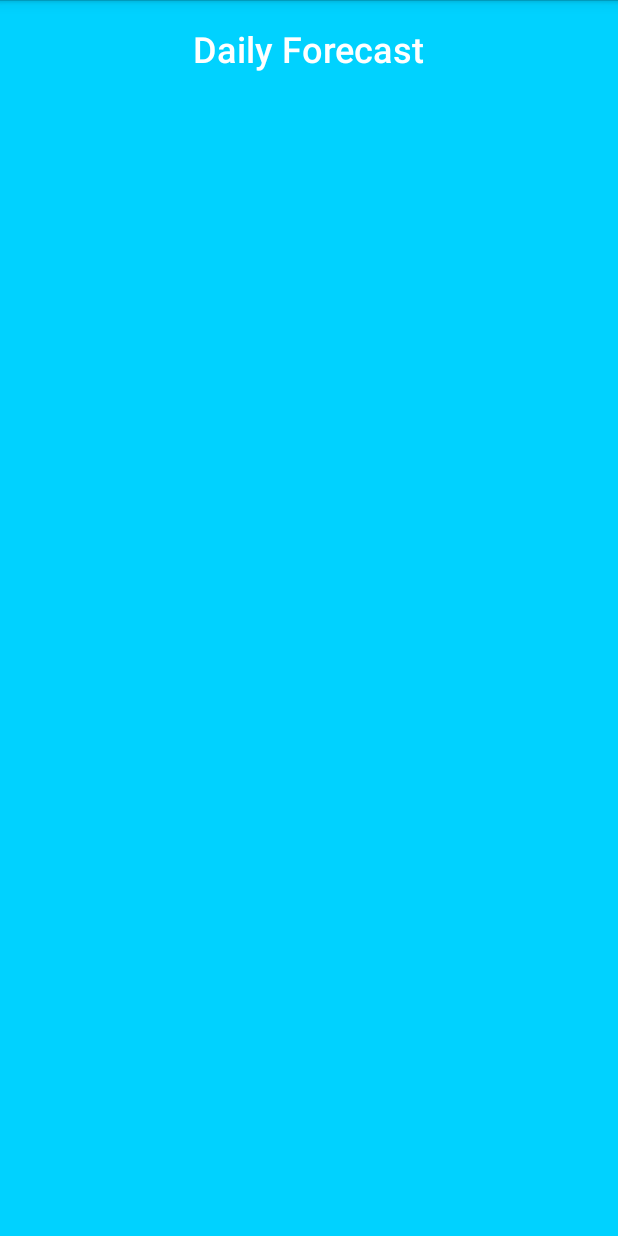
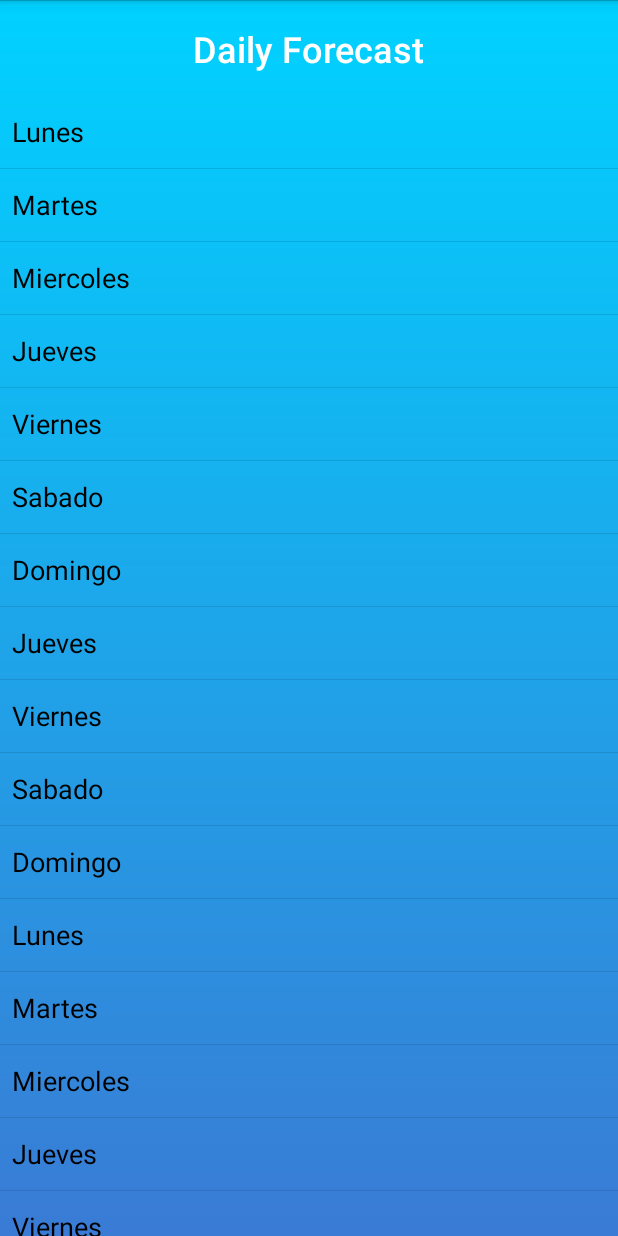
Before and after one commit to JesusJaimeCano/ColorWeather, an Android app: the DailyWeatherActivity screen opened directly, with no data from a screen before it, on a phone screen of 412 x 824 dp. Run offline under Robolectric (Android 15) with nearby library versions, the phone set to English and light mode, and no system bars; network calls fail.

```diff
--- a/app/build.gradle
+++ b/app/build.gradle
@@ -29,5 +29,4 @@ dependencies {
     compile 'com.jakewharton:butterknife:8.8.1'
     annotationProcessor 'com.jakewharton:butterknife-compiler:8.8.1'
     compile 'com.android.volley:volley:1.0.0'
-
 }
--- a/app/src/main/java/com/example/jesus/colorweather/DailyWeatherActivity.java
+++ b/app/src/main/java/com/example/jesus/colorweather/DailyWeatherActivity.java
@@ -1,13 +1,45 @@
 package com.example.jesus.colorweather;
 
 import android.app.Activity;
+import android.app.ListActivity;
 import android.os.Bundle;
+import android.widget.ArrayAdapter;
 
-public class DailyWeatherActivity extends Activity {
+import java.util.ArrayList;
+
+public class DailyWeatherActivity extends ListActivity {
 
     @Override
     protected void onCreate(Bundle savedInstanceState) {
         super.onCreate(savedInstanceState);
         setContentView(R.layout.activity_daily_weather);
+
+        ArrayList<String> dayArray =  new ArrayList<String>();
+        dayArray.add("Lunes");
+        dayArray.add("Martes");
+        dayArray.add("Miercoles");
+        dayArray.add("Jueves");
+        dayArray.add("Viernes");
+        dayArray.add("Sabado");
+        dayArray.add("Domingo");
+        dayArray.add("Jueves");
+        dayArray.add("Viernes");
+        dayArray.add("Sabado");
+        dayArray.add("Domingo");
+        dayArray.add("Lunes");
+        dayArray.add("Martes");
+        dayArray.add("Miercoles");
+        dayArray.add("Jueves");
+        dayArray.add("Viernes");
+        dayArray.add("Sabado");
+        dayArray.add("Domingo");
+        dayArray.add("Jueves");
+        dayArray.add("Viernes");
+        dayArray.add("Sabado");
+        dayArray.add("Domingo");
+
+        ArrayAdapter<String> daysAdapter = new ArrayAdapter<String>(this, android.R.layout.simple_list_item_1,dayArray);
+
+        setListAdapter(daysAdapter);
     }
 }
--- /dev/null
+++ b/app/src/main/res/drawable/bg_gradient_blue.xml
@@ -0,0 +1,8 @@
+<?xml version="1.0" encoding="utf-8"?>
+<shape xmlns:android="http://schemas.android.com/apk/res/android">
+    <gradient
+        android:startColor="#00d2ff"
+        android:endColor="#3A7BD5"
+        android:angle="270"
+        android:type="linear"></gradient>
+</shape>
--- a/app/src/main/res/layout/activity_daily_weather.xml
+++ b/app/src/main/res/layout/activity_daily_weather.xml
@@ -5,7 +5,7 @@
     android:layout_width="match_parent"
     android:layout_height="match_parent"
     tools:context="com.example.jesus.colorweather.DailyWeatherActivity"
-    android:background="#00D2FF">
+    android:background="@drawable/bg_gradient_blue">
 
     <TextView
         android:id="@+id/dailyWeatherTextView"
@@ -19,6 +19,7 @@
         android:textStyle="bold" />
 
     <ListView
+        android:id="@android:id/list"
         android:layout_width="match_parent"
         android:layout_height="match_parent"
         android:layout_below="@+id/dailyWeatherTextView"
--- a/app/src/main/res/layout/activity_hourly_weather.xml
+++ b/app/src/main/res/layout/activity_hourly_weather.xml
@@ -5,7 +5,7 @@
     android:layout_width="match_parent"
     android:layout_height="match_parent"
     tools:context="com.example.jesus.colorweather.HourlyWeatherActivity"
-    android:background="#00D2FF">
+    android:background="@drawable/bg_gradient_blue">
 
     <TextView
         android:id="@+id/textView"
--- a/app/src/main/res/layout/activity_main.xml
+++ b/app/src/main/res/layout/activity_main.xml
@@ -4,7 +4,7 @@
     xmlns:tools="http://schemas.android.com/tools"
     android:layout_width="match_parent"
     android:layout_height="match_parent"
-    android:background="#00D2FF"
+    android:background="@drawable/bg_gradient_blue"
     tools:context="com.example.jesus.colorweather.MainActivity">
 
     <ImageView
--- a/app/src/main/res/layout/activity_minutely_weather.xml
+++ b/app/src/main/res/layout/activity_minutely_weather.xml
@@ -5,7 +5,7 @@
     android:layout_width="match_parent"
     android:layout_height="match_parent"
     tools:context="com.example.jesus.colorweather.MinutelyWeatherActivity"
-    android:background="#00D2FF">
+    android:background="@drawable/bg_gradient_blue">
 
     <TextView
         android:id="@+id/minutelyWeatherTextView"
```
Also changed, not shown: app/src/main/java/com/example/jesus/colorweather/MainActivity.java (+6 -6 lines), app/src/main/res/layout/daily_list_item.xml (added, +15 -0 lines).
